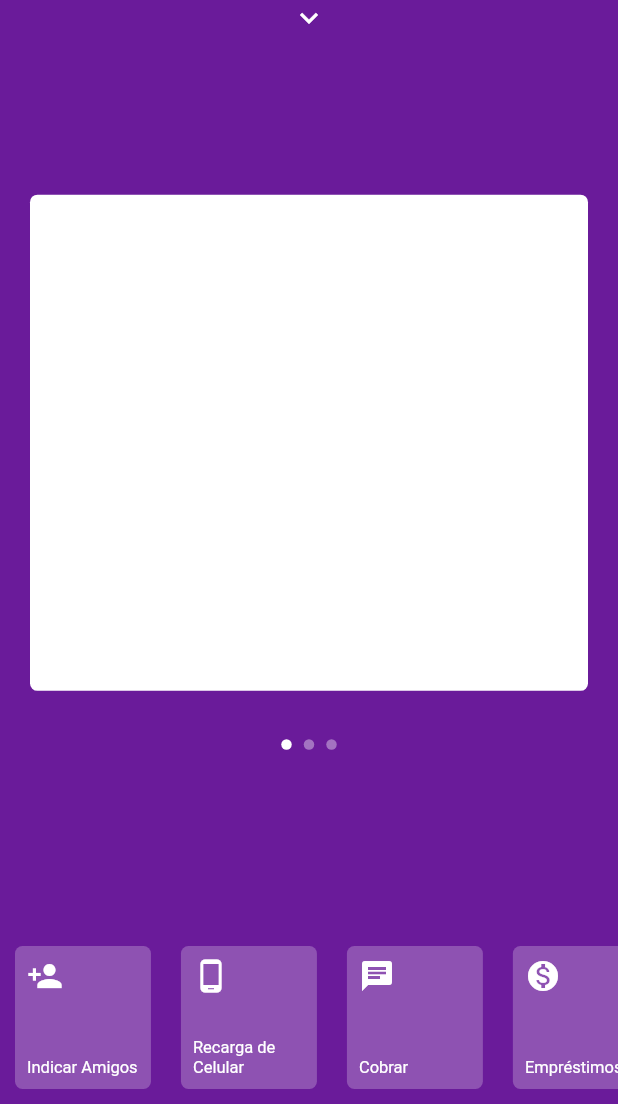
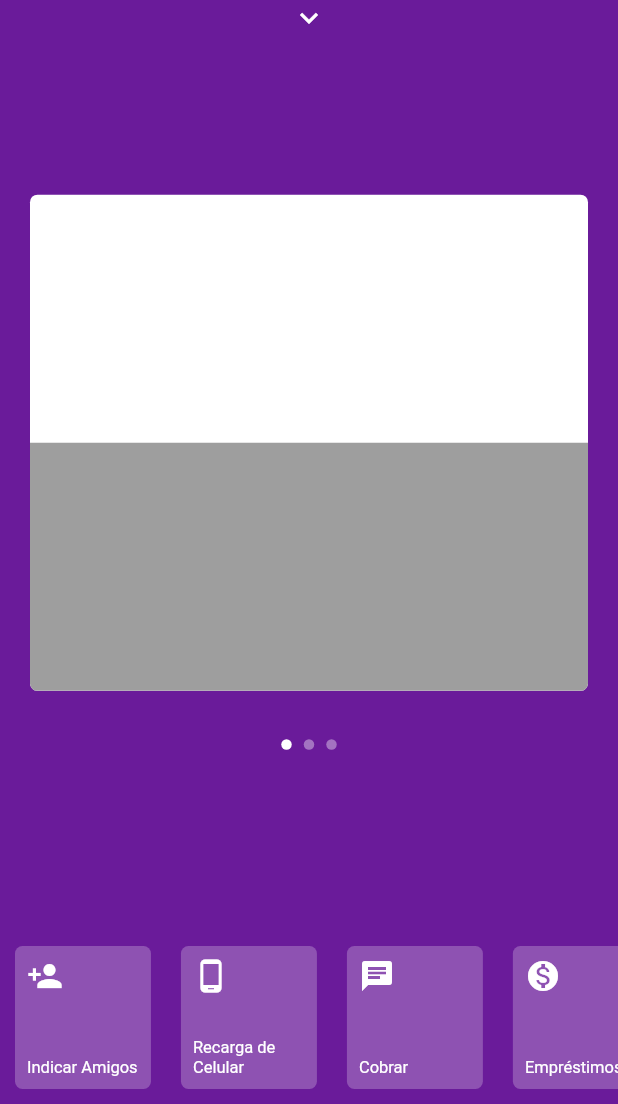
Before and after one commit to melquetrindade/Pokedex, a Flutter app: the screen it shows after launch, on a phone screen of 412 x 824 dp, the part 132-1236 px from its top. Run offline on Flutter 3.47's test engine with Material 2 defaults, Android fonts, the light colour scheme and no system bars.

Commit message:
iniciando a criação dos cards

```diff
--- a/my_nubank/lib/pages/card_app.dart
+++ b/my_nubank/lib/pages/card_app.dart
@@ -1,11 +1,16 @@
 import 'package:flutter/material.dart';
 
 class CardApp extends StatelessWidget {
+  final Widget child;
+
+  const CardApp({super.key, required this.child});
+
   @override
   Widget build(BuildContext context) {
     return Padding(
       padding: const EdgeInsets.all(20.0),
       child: Container(
+        child: child,
         decoration: BoxDecoration(
           borderRadius: BorderRadius.circular(5),
           color: Colors.white,
--- a/my_nubank/lib/pages/home/home_page.dart
+++ b/my_nubank/lib/pages/home/home_page.dart
@@ -1,5 +1,6 @@
 import 'package:flutter/widgets.dart';
 import 'package:flutter/material.dart';
+import 'package:my_nubank/pages/home/widgets/bottom_menu.dart';
 import 'package:my_nubank/pages/home/widgets/item_menu_bottom.dart';
 import 'package:my_nubank/pages/home/widgets/menu_app.dart';
 import 'package:my_nubank/pages/home/widgets/my_app_bar.dart';
@@ -53,6 +54,7 @@ class _HomePageState extends State<HomePage> {
             top: _screenHeigth * 0.20,
             showMenu: _showMenu,
           ),
+          BottomMenu(showMenu: _showMenu,),
           PageViewApp(
             top:_yPosition,
             onChanged: (index) {
@@ -103,64 +105,7 @@ class _HomePageState extends State<HomePage> {
             top: _screenHeigth * 0.70,
             showMenu: _showMenu,
           ),
-          AnimatedPositioned(
-            duration: Duration(milliseconds: 100),
-            bottom: !_showMenu ? 0 + MediaQuery.of(context).padding.bottom : 0,
-            height: _screenHeigth * 0.14,
-            left: 0,
-            right: 0,
-            child: IgnorePointer(
-              ignoring: _showMenu,
-              child: AnimatedOpacity(
-                duration: Duration(milliseconds: 100),
-                opacity: _showMenu? 0 : 1,
-                child: Container(
-                  child: ListView(
-                    physics: BouncingScrollPhysics(),
-                    scrollDirection: Axis.horizontal,
-                    children: [
-                      ItemMenuBottom(
-                        icon: Icons.person_add,
-                        text: "Indicar Amigos",
-                      ),
-                      ItemMenuBottom(
-                        icon: Icons.phone_android,
-                        text: "Recarga de Celular",
-                      ),
-                      ItemMenuBottom(
-                        icon: Icons.chat,
-                        text: "Cobrar",
-                      ),
-                      ItemMenuBottom(
-                        icon: Icons.monetization_on,
-                        text: "Empréstimos",
-                      ),
-                      ItemMenuBottom(
-                        icon: Icons.move_to_inbox,
-                        text: "Depositar",
-                      ),
-                      ItemMenuBottom(
-                        icon: Icons.mobile_screen_share,
-                        text: "Transferir",
-                      ),
-                      ItemMenuBottom(
-                        icon: Icons.format_align_center,
-                        text: "Ajustar Limite",
-                      ),
-                      ItemMenuBottom(
-                        icon: Icons.chrome_reader_mode,
-                        text: "Pagar",
-                      ),
-                      ItemMenuBottom(
-                        icon: Icons.lock_open,
-                        text: "Bloquear Cartão",
-                      ),
-                    ],
-                  ),
-                ),
-              ),
-            ),
-          )
+
         ],
       ),
     );
--- /dev/null
+++ b/my_nubank/lib/pages/home/widgets/bottom_menu.dart
@@ -0,0 +1,70 @@
+import 'package:flutter/material.dart';
+import 'package:my_nubank/pages/home/widgets/item_menu_bottom.dart';
+
+class BottomMenu extends StatelessWidget {
+  final bool showMenu;
+
+  BottomMenu({required this.showMenu});
+
+  @override
+  Widget build(BuildContext context) {
+    return AnimatedPositioned(
+      duration: Duration(milliseconds: 100),
+      bottom: !showMenu ? 0 + MediaQuery.of(context).padding.bottom : 0,
+      height: MediaQuery.of(context).size.height * 0.14,
+      left: 0,
+      right: 0,
+      child: IgnorePointer(
+        ignoring: showMenu,
+        child: AnimatedOpacity(
+          duration: Duration(milliseconds: 100),
+          opacity: showMenu ? 0 : 1,
+          child: Container(
+            child: ListView(
+              physics: BouncingScrollPhysics(),
+              scrollDirection: Axis.horizontal,
+              children: [
+                ItemMenuBottom(
+                  icon: Icons.person_add,
+                  text: "Indicar Amigos",
+                ),
+                ItemMenuBottom(
+                  icon: Icons.phone_android,
+                  text: "Recarga de Celular",
+                ),
+                ItemMenuBottom(
+                  icon: Icons.chat,
+                  text: "Cobrar",
+                ),
+                ItemMenuBottom(
+                  icon: Icons.monetization_on,
+                  text: "Empréstimos",
+                ),
+                ItemMenuBottom(
+                  icon: Icons.move_to_inbox,
+                  text: "Depositar",
+                ),
+                ItemMenuBottom(
+                  icon: Icons.mobile_screen_share,
+                  text: "Transferir",
+                ),
+                ItemMenuBottom(
+                  icon: Icons.format_align_center,
+                  text: "Ajustar Limite",
+                ),
+                ItemMenuBottom(
+                  icon: Icons.chrome_reader_mode,
+                  text: "Pagar",
+                ),
+                ItemMenuBottom(
+                  icon: Icons.lock_open,
+                  text: "Bloquear Cartão",
+                ),
+              ],
+            ),
+          ),
+        ),
+      ),
+    );
+  }
+}
--- /dev/null
+++ b/my_nubank/lib/pages/home/widgets/first._card.dart
@@ -0,0 +1,18 @@
+import 'package:flutter/material.dart';
+
+class FirstCard extends StatelessWidget {
+  @override
+  Widget build(BuildContext context) {
+    return ClipRRect(
+      borderRadius: BorderRadius.circular(5),
+      child: Column(
+        children: [
+          Expanded(child: Container()),
+          Expanded(child: Container(
+            color: Colors.grey,
+          )),
+        ],
+      ),
+    );
+  }
+}
--- a/my_nubank/lib/pages/home/widgets/page_view_app.dart
+++ b/my_nubank/lib/pages/home/widgets/page_view_app.dart
@@ -1,6 +1,7 @@
 import 'package:flutter/material.dart';
 
 import '../../card_app.dart';
+import 'first._card.dart';
 
 class PageViewApp extends StatelessWidget {
   final double top;
@@ -15,7 +16,7 @@ class PageViewApp extends StatelessWidget {
   @override
   Widget build(BuildContext context) {
     return AnimatedPositioned(
-      duration: Duration(milliseconds: 150),
+      duration: Duration(milliseconds: 250),
       curve: Curves.easeOut,
       top: top,
       height: MediaQuery.of(context).size.height * 0.45,
@@ -28,9 +29,9 @@ class PageViewApp extends StatelessWidget {
           //controller: _pageController,
           physics: showMenu ? NeverScrollableScrollPhysics() : BouncingScrollPhysics(),
           children: [
-            CardApp(),
-            CardApp(),
-            CardApp(),
+            CardApp(child: FirstCard(),),
+            CardApp(child: FirstCard(),),
+            CardApp(child: FirstCard(),),
           ],
         ),
       ),
```
